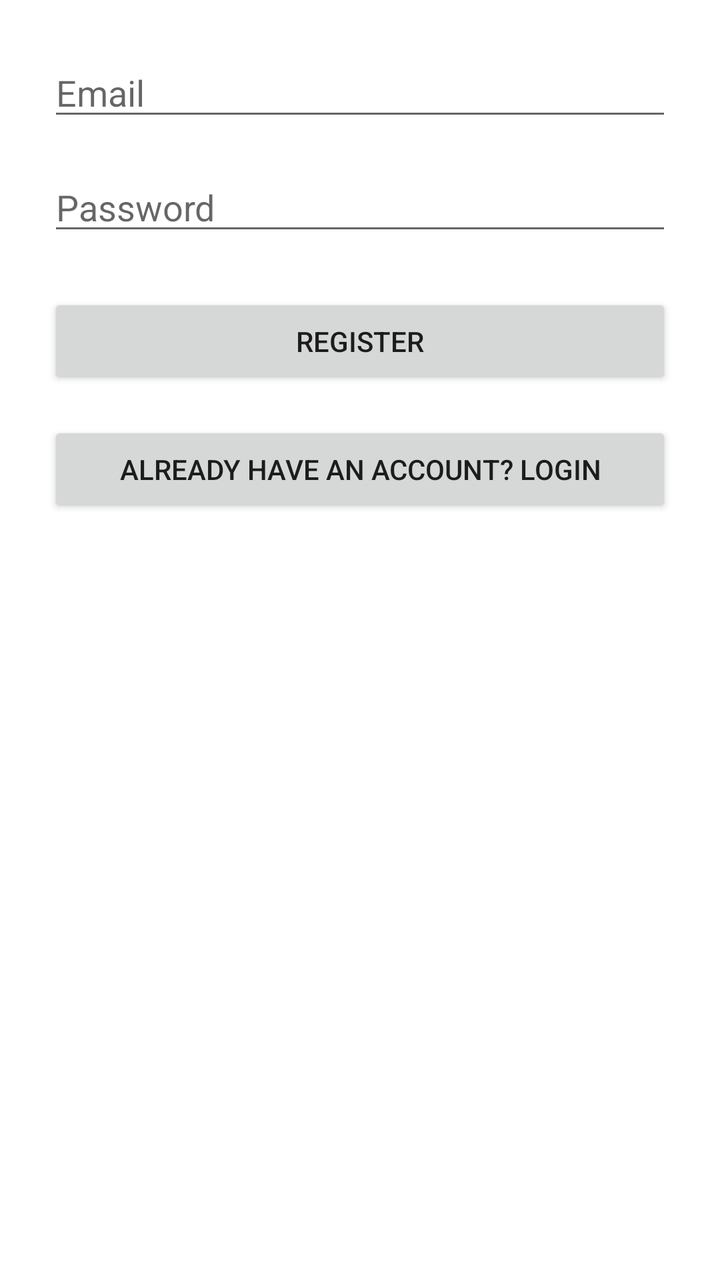
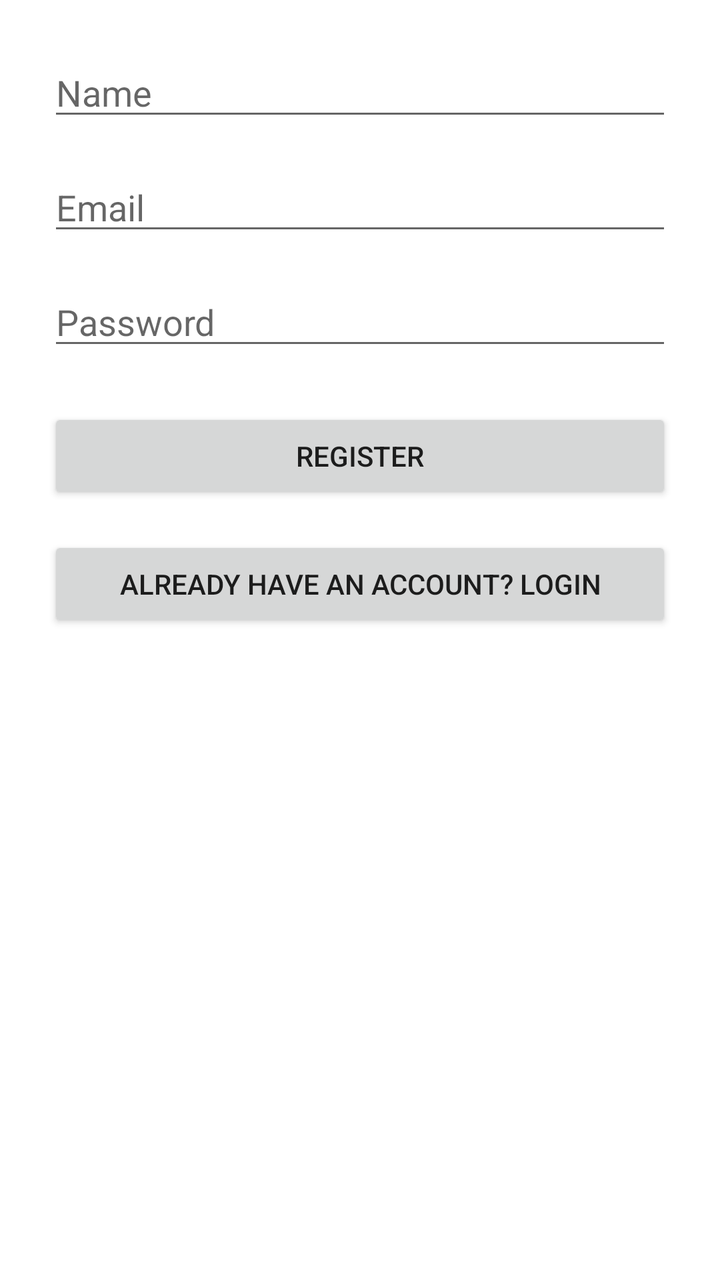

The first picture is an Android layout as it rendered before a commit; the second is the same layout after the commit. The layout source and the unified diff follow.
<!-- AndroidManifest.xml: application theme Theme.Blueelephant -->
<!-- res/layout/activity_register.xml -->
<?xml version="1.0" encoding="utf-8"?>
<LinearLayout
    xmlns:android="http://schemas.android.com/apk/res/android"
    android:orientation="vertical"
    android:padding="24dp"
    android:layout_width="match_parent"
    android:layout_height="match_parent">

    <EditText
        android:id="@+id/emailBox"
        android:layout_width="match_parent"
        android:layout_height="wrap_content"
        android:hint="Email"
        android:inputType="textEmailAddress"
        android:layout_marginBottom="16dp"/>

    <EditText
        android:id="@+id/passwordBox"
        android:layout_width="match_parent"
        android:layout_height="wrap_content"
        android:hint="Password"
        android:inputType="textPassword"
        android:layout_marginBottom="24dp"/>

    <Button
        android:id="@+id/registerBtn"
        android:layout_width="match_parent"
        android:layout_height="wrap_content"
        android:text="Register"
        android:layout_marginBottom="16dp"/>

    <Button
        android:id="@+id/goLoginBtn"
        android:layout_width="match_parent"
        android:layout_height="wrap_content"
        android:text="Already have an account? Login"/>
</LinearLayout>
<!-- resources referenced by this layout -->
<resources>
  <style name="Theme.Blueelephant" parent="Theme.MaterialComponents.DayNight.NoActionBar">
          <item name="colorPrimary">@color/purple_500</item>
          <item name="colorPrimaryVariant">@color/purple_700</item>
          <item name="colorOnPrimary">@color/white</item>
          <item name="colorSecondary">@color/teal_200</item>
          <item name="colorOnSecondary">@color/black</item>
      </style>
  <color name="purple_500">#FF6200EE</color>
  <color name="purple_700">#FF3700B3</color>
  <color name="white">#FFFFFFFF</color>
  <color name="teal_200">#FF03DAC5</color>
  <color name="black">#FF000000</color>
</resources>

<!-- the commit's change to res/layout/activity_register.xml (unified diff, before → after) -->
@@ -5,6 +5,13 @@
     android:padding="24dp"
     android:layout_width="match_parent"
     android:layout_height="match_parent">
+
+    <EditText
+        android:id="@+id/nameBox"
+        android:layout_width="match_parent"
+        android:layout_height="wrap_content"
+        android:hint="Name"
+        android:layout_marginBottom="16dp"/>
 
     <EditText
         android:id="@+id/emailBox"
